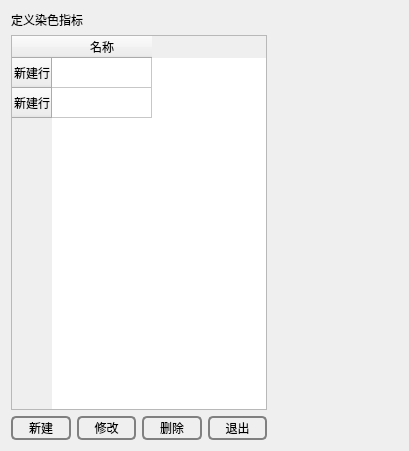
This is tabsystemset/otherwidget/specialindexset.ui in YYC572652645/PatholoSystem as Qt 5 draws it before an edit. The edited form follows.
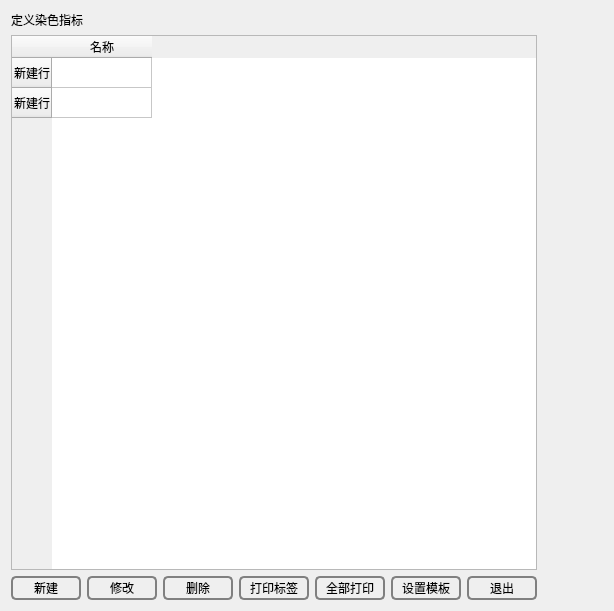
This is the edited form.

What changed in the file:
```diff
--- a/tabsystemset/otherwidget/specialindexset.ui
+++ b/tabsystemset/otherwidget/specialindexset.ui
@@ -6,8 +6,8 @@
    <rect>
     <x>0</x>
     <y>0</y>
-    <width>409</width>
-    <height>451</height>
+    <width>614</width>
+    <height>611</height>
    </rect>
   </property>
   <property name="windowTitle">
@@ -48,6 +48,12 @@
         <layout class="QHBoxLayout" name="horizontalLayout">
          <item>
           <widget class="QPushButton" name="pushButtonNew">
+           <property name="minimumSize">
+            <size>
+             <width>70</width>
+             <height>0</height>
+            </size>
+           </property>
            <property name="styleSheet">
             <string notr="true">QPushButton
 {
@@ -79,6 +85,12 @@
          </item>
          <item>
           <widget class="QPushButton" name="pushButtonUpdate">
+           <property name="minimumSize">
+            <size>
+             <width>70</width>
+             <height>0</height>
+            </size>
+           </property>
            <property name="styleSheet">
             <string notr="true">QPushButton
 {
@@ -110,6 +122,12 @@
          </item>
          <item>
           <widget class="QPushButton" name="pushButtonDelete">
+           <property name="minimumSize">
+            <size>
+             <width>70</width>
+             <height>0</height>
+            </size>
+           </property>
            <property name="styleSheet">
             <string notr="true">QPushButton
 {
@@ -139,8 +157,125 @@
            </property>
           </widget>
          </item>
+         <item>
+          <widget class="QPushButton" name="pushButtonPrint">
+           <property name="minimumSize">
+            <size>
+             <width>70</width>
+             <height>0</height>
+            </size>
+           </property>
+           <property name="styleSheet">
+            <string notr="true">QPushButton
+{
+    background-color: transparent;
+    border-radius:5px;
+    border:2px solid gray;
+    color:black;
+    height:20px;
+}
+
+QPushButton:hover
+{
+    background-color: rgb(0,130,150);
+    border-radius:5px;
+    color:white;
+}
+
+QPushButton:hover:pressed
+{
+    background-color:rgb(85,170,255);
+    border-radius:5px;
+    color:white;
+}</string>
+           </property>
+           <property name="text">
+            <string>打印标签</string>
+           </property>
+          </widget>
+         </item>
+         <item>
+          <widget class="QPushButton" name="pushButtonPrintAll">
+           <property name="minimumSize">
+            <size>
+             <width>70</width>
+             <height>0</height>
+            </size>
+           </property>
+           <property name="styleSheet">
+            <string notr="true">QPushButton
+{
+    background-color: transparent;
+    border-radius:5px;
+    border:2px solid gray;
+    color:black;
+    height:20px;
+}
+
+QPushButton:hover
+{
+    background-color: rgb(0,130,150);
+    border-radius:5px;
+    color:white;
+}
+
+QPushButton:hover:pressed
+{
+    background-color:rgb(85,170,255);
+    border-radius:5px;
+    color:white;
+}</string>
+           </property>
+           <property name="text">
+            <string>全部打印</string>
+           </property>
+          </widget>
+         </item>
+         <item>
+          <widget class="QPushButton" name="pushButtonTemplateSet">
+           <property name="minimumSize">
+            <size>
+             <width>70</width>
+             <height>0</height>
+            </size>
+           </property>
+           <property name="styleSheet">
+            <string notr="true">QPushButton
+{
+    background-color: transparent;
+    border-radius:5px;
+    border:2px solid gray;
+    color:black;
+    height:20px;
+}
+
+QPushButton:hover
+{
+    background-color: rgb(0,130,150);
+    border-radius:5px;
+    color:white;
+}
+
+QPushButton:hover:pressed
+{
+    background-color:rgb(85,170,255);
+    border-radius:5px;
+    color:white;
+}</string>
+           </property>
+           <property name="text">
+            <string>设置模板</string>
+           </property>
+          </widget>
+         </item>
          <item>
           <widget class="QPushButton" name="pushButtonExit">
+           <property name="minimumSize">
+            <size>
+             <width>70</width>
+             <height>0</height>
+            </size>
+           </property>
            <property name="styleSheet">
             <string notr="true">QPushButton
 {
```
